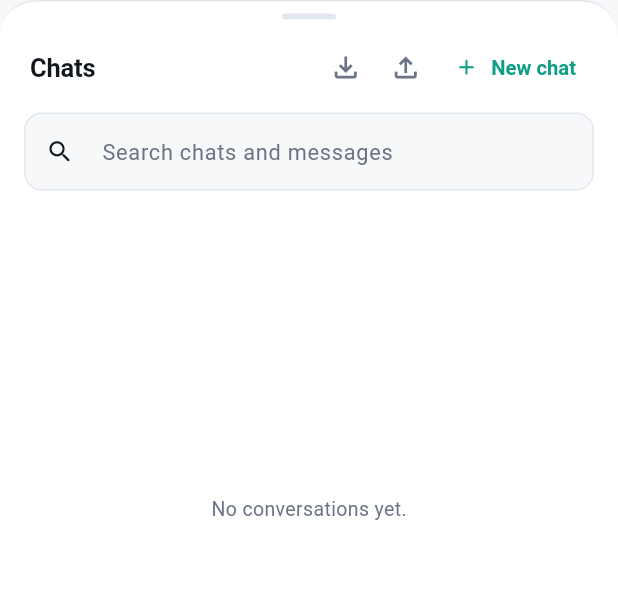
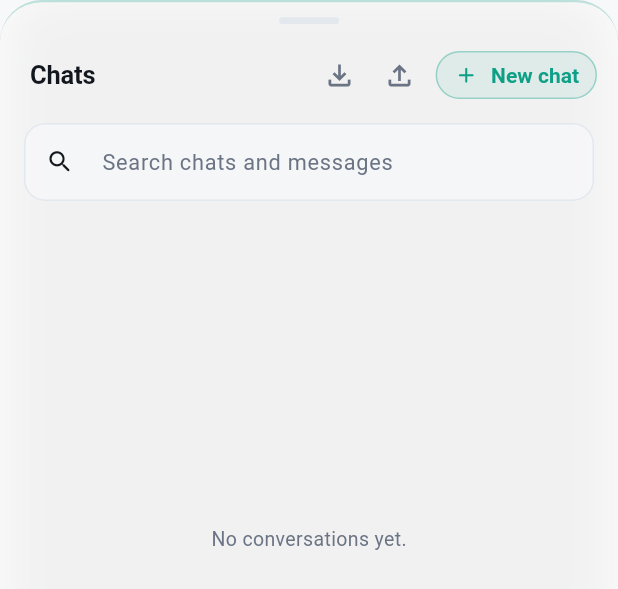
Before and after one commit to Adams-404/clearport, a Flutter app: the HistorySheet widget shown alone on an empty page, opened directly, on a phone screen of 412 x 824 dp. Shown: the top 589 px of the screen. Run offline on Flutter 3.47's test engine with Material 3 defaults, Android fonts, the phone set to English and light mode, and no system bars; our stand-ins replace flutter_markdown_plus, flutter_secure_storage; missing offline and left inert: file_selector; accounts and stored records are empty; network calls fail.

Commit message:
feat: glacial Midwinter theme, brand logo, liquid glass modal, and release automation [release]
- Redesign Midwinter theme to glacial ice cyan, starlight blue, and deep arctic night
- Render official brand logo (assets/branding/clearport-logo.png) instead of terminal glyph
- Add frosted liquid glass styling to chat history modal with Halloween spiderwebs
- Add automated release workflow in GitHub Actions on push with [release] or tags
- Add scripts/release.sh helper

```diff
--- a/lib/models/app_theme_choice.dart
+++ b/lib/models/app_theme_choice.dart
@@ -10,7 +10,7 @@ enum AppThemeChoice {
   dark('Dark', 'Deep navy, mint accent', Brightness.dark),
   amoled('AMOLED', 'True black, battery first', Brightness.dark),
   halloween('Haunted', 'Pure black, pumpkin, spiders', Brightness.dark),
-  christmas('Midwinter', 'Pine, gold and holly', Brightness.dark),
+  christmas('Midwinter', 'Frost, glacial blue and starlight', Brightness.dark),
   ofrenda('Ofrenda', 'Marigold and candlelight', Brightness.dark);
 
   const AppThemeChoice(this.label, this.description, this.brightness);
--- a/lib/theme.dart
+++ b/lib/theme.dart
@@ -90,15 +90,15 @@ class AppPalette extends ThemeExtension<AppPalette> {
   );
 
   static const christmas = AppPalette(
-    bg: Color(0xFF04120C),
-    surface: Color(0xFF0A1A12),
-    surfaceAlt: Color(0xFF10241A),
-    border: Color(0xFF1B3A28),
-    muted: Color(0xFF8FA79A),
-    accent: Color(0xFFE8B84B),
-    accentSoft: Color(0x1FE8B84B),
-    secondary: Color(0xFF4FA97D),
-    codeBg: Color(0xFF061710),
+    bg: Color(0xFF070D14),
+    surface: Color(0xFF0D1724),
+    surfaceAlt: Color(0xFF132234),
+    border: Color(0xFF1E344D),
+    muted: Color(0xFF7F9DBE),
+    accent: Color(0xFF6AE4FF),
+    accentSoft: Color(0x1F6AE4FF),
+    secondary: Color(0xFFA6D0FF),
+    codeBg: Color(0xFF09111A),
     mark: ThemeMarkKind.snowflake,
   );
 
@@ -265,22 +265,22 @@ class AppTheme {
   static ThemeData christmas() => _build(
     brightness: Brightness.dark,
     palette: AppPalette.christmas,
-    fg: const Color(0xFFEDF3EE),
+    fg: const Color(0xFFEEF6FC),
     scheme: const ColorScheme(
       brightness: Brightness.dark,
-      primary: Color(0xFFE8B84B),
-      onPrimary: Color(0xFF1A1200),
-      primaryContainer: Color(0xFF3A2C07),
-      onPrimaryContainer: Color(0xFFFFEBB8),
-      secondary: Color(0xFF4FA97D),
-      onSecondary: Color(0xFF00160C),
+      primary: Color(0xFF6AE4FF),
+      onPrimary: Color(0xFF00222B),
+      primaryContainer: Color(0xFF083A48),
+      onPrimaryContainer: Color(0xFFC7F3FF),
+      secondary: Color(0xFFA6D0FF),
+      onSecondary: Color(0xFF001E3C),
       error: Color(0xFFFF6B6B),
       onError: Color(0xFF2A0606),
-      surface: Color(0xFF0A1A12),
-      onSurface: Color(0xFFEDF3EE),
-      outline: Color(0xFF23402F),
-      outlineVariant: Color(0xFF13291C),
-      surfaceContainerHighest: Color(0xFF10241A),
+      surface: Color(0xFF0D1724),
+      onSurface: Color(0xFFEEF6FC),
+      outline: Color(0xFF1E344D),
+      outlineVariant: Color(0xFF132234),
+      surfaceContainerHighest: Color(0xFF132234),
     ),
   );
 
@@ -378,6 +378,24 @@ class AppTheme {
       ),
       dividerTheme: DividerThemeData(color: palette.border, thickness: 1),
       iconTheme: IconThemeData(color: palette.muted, size: 22),
+      dialogTheme: DialogThemeData(
+        backgroundColor: palette.surface,
+        surfaceTintColor: Colors.transparent,
+        shape: RoundedRectangleBorder(
+          borderRadius: BorderRadius.circular(22),
+          side: BorderSide(
+            color: palette.spooky
+                ? palette.accent.withValues(alpha: 0.45)
+                : palette.border,
+            width: 1.2,
+          ),
+        ),
+      ),
+      bottomSheetTheme: const BottomSheetThemeData(
+        backgroundColor: Colors.transparent,
+        surfaceTintColor: Colors.transparent,
+        elevation: 0,
+      ),
       inputDecorationTheme: InputDecorationTheme(
         filled: true,
         fillColor: palette.surfaceAlt,
@@ -426,14 +444,6 @@ class AppTheme {
         shape: RoundedRectangleBorder(borderRadius: BorderRadius.circular(12)),
         elevation: 0,
       ),
-      bottomSheetTheme: BottomSheetThemeData(
-        backgroundColor: palette.surface,
-        modalBackgroundColor: palette.surface,
-        surfaceTintColor: Colors.transparent,
-        shape: const RoundedRectangleBorder(
-          borderRadius: BorderRadius.vertical(top: Radius.circular(24)),
-        ),
-      ),
       textSelectionTheme: TextSelectionThemeData(
         cursorColor: palette.accent,
         selectionColor: palette.accentSoft,
--- a/lib/widgets/history_sheet.dart
+++ b/lib/widgets/history_sheet.dart
@@ -1,4 +1,5 @@
 import 'dart:io';
+import 'dart:ui' show ImageFilter;
 
 import 'package:file_selector/file_selector.dart';
 import 'package:flutter/material.dart';
@@ -11,6 +12,7 @@ import '../services/conversation_transfer.dart';
 import '../theme.dart';
 import '../utils/format.dart';
 import 'app_scope.dart';
+import 'theme_art.dart';
 
 class HistorySheet extends StatefulWidget {
   const HistorySheet({super.key});
@@ -41,48 +43,111 @@ class _HistorySheetState extends State<HistorySheet> {
   Widget build(BuildContext context) {
     final palette = context.palette;
     final state = AppScope.of(context);
+    final theme = Theme.of(context);
 
-    return Container(
-      height: MediaQuery.sizeOf(context).height * 0.66,
+    return ClipRRect(
+      borderRadius: const BorderRadius.vertical(top: Radius.circular(28)),
+      child: BackdropFilter(
+        filter: ImageFilter.blur(sigmaX: 20, sigmaY: 20),
+        child: Container(
+          height: MediaQuery.sizeOf(context).height * 0.70,
           decoration: BoxDecoration(
-        color: palette.surface,
-        borderRadius: const BorderRadius.vertical(top: Radius.circular(24)),
-        border: Border(top: BorderSide(color: palette.border)),
+            color: palette.surface.withValues(alpha: 0.85),
+            borderRadius: const BorderRadius.vertical(top: Radius.circular(28)),
+            border: Border(
+              top: BorderSide(
+                color: palette.spooky
+                    ? palette.accent.withValues(alpha: 0.5)
+                    : palette.accent.withValues(alpha: 0.25),
+                width: 1.5,
               ),
-      child: Column(
+            ),
+            boxShadow: [
+              BoxShadow(
+                color: Colors.black.withValues(alpha: 0.35),
+                blurRadius: 30,
+                offset: const Offset(0, -8),
+              ),
+            ],
+          ),
+          child: Stack(
             children: [
-          const SizedBox(height: 8),
+              if (palette.spooky)
+                Positioned.fill(
+                  child: IgnorePointer(
+                    child: RepaintBoundary(
+                      child: CustomPaint(
+                        painter: SpiderWebPainter(
+                          web: Colors.white.withValues(alpha: 0.75),
+                          spider: palette.accent,
+                        ),
+                      ),
+                    ),
+                  ),
+                ),
+              Column(
+                children: [
+                  const SizedBox(height: 10),
                   Container(
-            width: 36,
-            height: 4,
+                    width: 40,
+                    height: 4.5,
                     decoration: BoxDecoration(
-              color: palette.border,
-              borderRadius: BorderRadius.circular(2),
+                      color: palette.spooky
+                          ? palette.accent.withValues(alpha: 0.6)
+                          : palette.border,
+                      borderRadius: BorderRadius.circular(2.5),
                     ),
                   ),
                   Padding(
-            padding: const EdgeInsets.fromLTRB(20, 12, 12, 6),
+                    padding: const EdgeInsets.fromLTRB(20, 14, 14, 8),
                     child: Row(
                       children: [
+                        if (palette.spooky) ...[
+                          Icon(Icons.auto_awesome, size: 18, color: palette.accent),
+                          const SizedBox(width: 8),
+                        ],
                         Text(
                           'Chats',
-                  style: Theme.of(context).textTheme.titleMedium!.copyWith(
+                          style: theme.textTheme.titleMedium!.copyWith(
                             fontSize: 17,
                             fontWeight: FontWeight.w700,
                           ),
                         ),
                         const Spacer(),
-                IconButton(tooltip: 'Import backup', onPressed: () => _import(context, state), icon: const Icon(Icons.file_download_outlined), visualDensity: VisualDensity.compact),
-                IconButton(tooltip: 'Export all chats', onPressed: () => _export(context, state.conversations), icon: const Icon(Icons.file_upload_outlined), visualDensity: VisualDensity.compact),
-                TextButton.icon(
+                        IconButton(
+                          tooltip: 'Import backup',
+                          onPressed: () => _import(context, state),
+                          icon: const Icon(Icons.file_download_outlined),
+                          visualDensity: VisualDensity.compact,
+                        ),
+                        IconButton(
+                          tooltip: 'Export all chats',
+                          onPressed: () => _export(context, state.conversations),
+                          icon: const Icon(Icons.file_upload_outlined),
+                          visualDensity: VisualDensity.compact,
+                        ),
+                        const SizedBox(width: 4),
+                        FilledButton.tonalIcon(
                           onPressed: () {
                             state.newChat();
                             Navigator.of(context).pop();
                           },
                           icon: const Icon(Icons.add_rounded, size: 17),
                           label: const Text('New chat'),
-                  style: TextButton.styleFrom(
+                          style: FilledButton.styleFrom(
+                            backgroundColor: palette.spooky
+                                ? palette.accent.withValues(alpha: 0.22)
+                                : palette.accentSoft,
+                            foregroundColor: palette.accent,
                             visualDensity: VisualDensity.compact,
+                            padding: const EdgeInsets.symmetric(horizontal: 12),
+                            shape: RoundedRectangleBorder(
+                              borderRadius: BorderRadius.circular(20),
+                              side: BorderSide(
+                                color: palette.accent.withValues(alpha: 0.35),
+                                width: 1,
+                              ),
+                            ),
                           ),
                         ),
                       ],
@@ -96,11 +161,34 @@ class _HistorySheetState extends State<HistorySheet> {
                       decoration: InputDecoration(
                         hintText: 'Search chats and messages',
                         prefixIcon: const Icon(Icons.search_rounded, size: 19),
-                suffixIcon: _search.text.isEmpty ? null : IconButton(tooltip: 'Clear search', onPressed: () { _search.clear(); setState(() {}); }, icon: const Icon(Icons.close_rounded, size: 18)),
-                isDense: true, filled: true, fillColor: palette.bg,
-                border: OutlineInputBorder(borderRadius: BorderRadius.circular(12), borderSide: BorderSide(color: palette.border)),
-                enabledBorder: OutlineInputBorder(borderRadius: BorderRadius.circular(12), borderSide: BorderSide(color: palette.border)),
-                focusedBorder: OutlineInputBorder(borderRadius: BorderRadius.circular(12), borderSide: BorderSide(color: palette.accent)),
+                        suffixIcon: _search.text.isEmpty
+                            ? null
+                            : IconButton(
+                                tooltip: 'Clear search',
+                                onPressed: () {
+                                  _search.clear();
+                                  setState(() {});
+                                },
+                                icon: const Icon(Icons.close_rounded, size: 18),
+                              ),
+                        isDense: true,
+                        filled: true,
+                        fillColor: palette.bg.withValues(alpha: 0.70),
+                        border: OutlineInputBorder(
+                          borderRadius: BorderRadius.circular(14),
+                          borderSide: BorderSide(color: palette.border),
+                        ),
+                        enabledBorder: OutlineInputBorder(
+                          borderRadius: BorderRadius.circular(14),
+                          borderSide: BorderSide(color: palette.border),
+                        ),
+                        focusedBorder: OutlineInputBorder(
+                          borderRadius: BorderRadius.circular(14),
+                          borderSide: BorderSide(
+                            color: palette.accent,
+                            width: 1.2,
+                          ),
+                        ),
                       ),
                     ),
                   ),
@@ -108,17 +196,21 @@ class _HistorySheetState extends State<HistorySheet> {
                     child: ListenableBuilder(
                       listenable: state,
                       builder: (context, _) {
-                final conversations = searchConversations(state.history, _search.text);
+                        final conversations =
+                            searchConversations(state.history, _search.text);
                         if (conversations.isEmpty) {
                           return Center(
                             child: Text(
-                      _search.text.trim().isEmpty ? 'No conversations yet.' : 'No matching conversations.',
-                      style: TextStyle(fontSize: 13, color: palette.muted),
+                              _search.text.trim().isEmpty
+                                  ? 'No conversations yet.'
+                                  : 'No matching conversations.',
+                              style:
+                                  TextStyle(fontSize: 13, color: palette.muted),
                             ),
                           );
                         }
                         return ListView.builder(
-                  padding: const EdgeInsets.fromLTRB(8, 4, 8, 16),
+                          padding: const EdgeInsets.fromLTRB(10, 4, 10, 16),
                           itemCount: conversations.length,
                           itemBuilder: (context, index) {
                             final conversation = conversations[index];
@@ -132,7 +224,8 @@ class _HistorySheetState extends State<HistorySheet> {
                               onDelete: () =>
                                   _confirmDelete(context, state, conversation),
                               onExport: () => _export(context, [conversation]),
-                      onRename: () => _rename(context, state, conversation),
+                              onRename: () =>
+                                  _rename(context, state, conversation),
                             );
                           },
                         );
@@ -140,6 +233,10 @@ class _HistorySheetState extends State<HistorySheet> {
                     ),
                   ),
                 ],
+              ),
+            ],
+          ),
+        ),
       ),
     );
   }
@@ -284,15 +381,28 @@ class _ConversationTile extends StatelessWidget {
     final theme = Theme.of(context);
 
     return Padding(
-      padding: const EdgeInsets.symmetric(vertical: 2),
+      padding: const EdgeInsets.symmetric(vertical: 2.5),
       child: Material(
-        color: selected ? palette.accentSoft : Colors.transparent,
-        borderRadius: BorderRadius.circular(12),
+        color: selected
+            ? (palette.spooky
+                ? palette.accent.withValues(alpha: 0.18)
+                : palette.accentSoft)
+            : Colors.transparent,
+        borderRadius: BorderRadius.circular(14),
+        shape: RoundedRectangleBorder(
+          borderRadius: BorderRadius.circular(14),
+          side: selected
+              ? BorderSide(
+                  color: palette.accent.withValues(alpha: 0.35),
+                  width: 1,
+                )
+              : BorderSide.none,
+        ),
         clipBehavior: Clip.antiAlias,
         child: InkWell(
           onTap: onTap,
           child: Padding(
-            padding: const EdgeInsets.fromLTRB(12, 10, 4, 10),
+            padding: const EdgeInsets.fromLTRB(14, 10, 4, 10),
             child: Row(
               children: [
                 Expanded(
--- a/pubspec.yaml
+++ b/pubspec.yaml
@@ -1,7 +1,7 @@
 name: clearport
 description: "A clean, minimal Flutter chat client for local AI servers."
 publish_to: 'none'
-version: 1.1.0+3
+version: 1.1.1+4
 
 environment:
   sdk: ^3.12.2
```
Also changed, not shown: lib/widgets/theme_art.dart (+5 -33 lines), 3 other files. Lines whose indentation alone changed are shown as unchanged.
